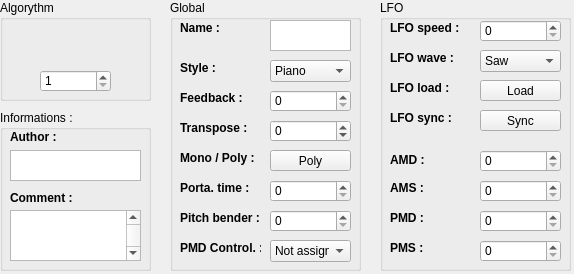
Above: interface/qvoice.ui from LasDesu/fb01editor before the change. Below: the same form after it.
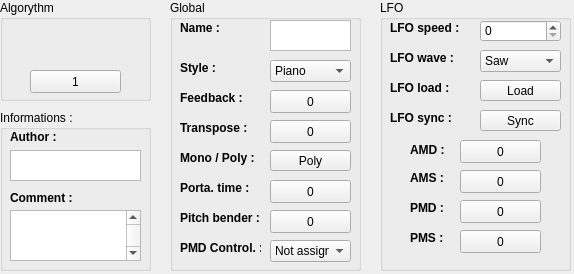
That is the form after the change. Icons and pictures are not drawn. Custom widgets are drawn as their Qt base class.

Commit message: -Replacing spnBox by special buttons -Implementing back callbacks -Fixing some old bugs (envelope & messages)

```diff
--- a/interface/qvoice.ui
+++ b/interface/qvoice.ui
@@ -168,25 +168,6 @@
      <number>6</number>
     </property>
    </widget>
-   <widget class="QSpinBox" name="spnBox_feedback">
-    <property name="geometry">
-     <rect>
-      <x>100</x>
-      <y>90</y>
-      <width>81</width>
-      <height>22</height>
-     </rect>
-    </property>
-    <property name="minimum">
-     <number>0</number>
-    </property>
-    <property name="maximum">
-     <number>7</number>
-    </property>
-    <property name="value">
-     <number>0</number>
-    </property>
-   </widget>
    <widget class="QLabel" name="lbl_feedback">
     <property name="geometry">
      <rect>
@@ -206,25 +187,6 @@
      <string>Feedback :</string>
     </property>
    </widget>
-   <widget class="QSpinBox" name="spnBox_trans">
-    <property name="geometry">
-     <rect>
-      <x>100</x>
-      <y>120</y>
-      <width>81</width>
-      <height>22</height>
-     </rect>
-    </property>
-    <property name="minimum">
-     <number>-128</number>
-    </property>
-    <property name="maximum">
-     <number>127</number>
-    </property>
-    <property name="value">
-     <number>0</number>
-    </property>
-   </widget>
    <widget class="QLabel" name="lbl_trans">
     <property name="geometry">
      <rect>
@@ -320,19 +282,6 @@
      <string>Mono / Poly :</string>
     </property>
    </widget>
-   <widget class="QSpinBox" name="spnBox_pitch">
-    <property name="geometry">
-     <rect>
-      <x>100</x>
-      <y>210</y>
-      <width>81</width>
-      <height>22</height>
-     </rect>
-    </property>
-    <property name="maximum">
-     <number>12</number>
-    </property>
-   </widget>
    <widget class="QPushButton" name="pshBut_poly">
     <property name="geometry">
      <rect>
@@ -384,17 +333,80 @@
      </property>
     </item>
    </widget>
-   <widget class="QSpinBox" name="spnBox_porta">
+   <widget class="QButton" name="but_feedback">
+    <property name="geometry">
+     <rect>
+      <x>100</x>
+      <y>90</y>
+      <width>81</width>
+      <height>23</height>
+     </rect>
+    </property>
+    <property name="baseSize">
+     <size>
+      <width>0</width>
+      <height>7</height>
+     </size>
+    </property>
+    <property name="text">
+     <string>0</string>
+    </property>
+   </widget>
+   <widget class="QButton" name="but_transpose">
+    <property name="geometry">
+     <rect>
+      <x>100</x>
+      <y>120</y>
+      <width>81</width>
+      <height>23</height>
+     </rect>
+    </property>
+    <property name="baseSize">
+     <size>
+      <width>128</width>
+      <height>127</height>
+     </size>
+    </property>
+    <property name="text">
+     <string>0</string>
+    </property>
+   </widget>
+   <widget class="QButton" name="but_porta">
     <property name="geometry">
      <rect>
       <x>100</x>
       <y>180</y>
       <width>81</width>
-      <height>22</height>
+      <height>23</height>
      </rect>
     </property>
-    <property name="maximum">
-     <number>127</number>
+    <property name="baseSize">
+     <size>
+      <width>0</width>
+      <height>127</height>
+     </size>
+    </property>
+    <property name="text">
+     <string>0</string>
+    </property>
+   </widget>
+   <widget class="QButton" name="but_pitch">
+    <property name="geometry">
+     <rect>
+      <x>100</x>
+      <y>210</y>
+      <width>81</width>
+      <height>23</height>
+     </rect>
+    </property>
+    <property name="baseSize">
+     <size>
+      <width>0</width>
+      <height>12</height>
+     </size>
+    </property>
+    <property name="text">
+     <string>0</string>
     </property>
    </widget>
   </widget>
@@ -426,23 +438,23 @@
      <pixmap>:/imgs/algo1.bmp</pixmap>
     </property>
    </widget>
-   <widget class="QSpinBox" name="spnBox_algo">
+   <widget class="QButton" name="but_algo">
     <property name="geometry">
      <rect>
-      <x>40</x>
+      <x>30</x>
       <y>70</y>
-      <width>71</width>
-      <height>22</height>
+      <width>91</width>
+      <height>23</height>
      </rect>
     </property>
-    <property name="minimum">
-     <number>1</number>
+    <property name="baseSize">
+     <size>
+      <width>1</width>
+      <height>8</height>
+     </size>
     </property>
-    <property name="maximum">
-     <number>8</number>
-    </property>
-    <property name="value">
-     <number>1</number>
+    <property name="text">
+     <string>1</string>
     </property>
    </widget>
   </widget>
@@ -458,25 +470,6 @@
    <property name="title">
     <string>LFO</string>
    </property>
-   <widget class="QSpinBox" name="spnBox_PMD">
-    <property name="geometry">
-     <rect>
-      <x>100</x>
-      <y>210</y>
-      <width>81</width>
-      <height>22</height>
-     </rect>
-    </property>
-    <property name="minimum">
-     <number>0</number>
-    </property>
-    <property name="maximum">
-     <number>127</number>
-    </property>
-    <property name="value">
-     <number>0</number>
-    </property>
-   </widget>
    <widget class="QLabel" name="lbl_LFOwave">
     <property name="geometry">
      <rect>
@@ -496,25 +489,6 @@
      <string>LFO wave :</string>
     </property>
    </widget>
-   <widget class="QSpinBox" name="spnBox_AMD">
-    <property name="geometry">
-     <rect>
-      <x>100</x>
-      <y>150</y>
-      <width>81</width>
-      <height>22</height>
-     </rect>
-    </property>
-    <property name="minimum">
-     <number>0</number>
-    </property>
-    <property name="maximum">
-     <number>127</number>
-    </property>
-    <property name="value">
-     <number>0</number>
-    </property>
-   </widget>
    <widget class="QComboBox" name="cmbBox_LFOwave">
     <property name="geometry">
      <rect>
@@ -548,9 +522,9 @@
    <widget class="QLabel" name="lbl_AMD">
     <property name="geometry">
      <rect>
-      <x>10</x>
-      <y>150</y>
-      <width>81</width>
+      <x>30</x>
+      <y>140</y>
+      <width>41</width>
       <height>20</height>
      </rect>
     </property>
@@ -567,9 +541,9 @@
    <widget class="QLabel" name="lbl_PMD">
     <property name="geometry">
      <rect>
-      <x>10</x>
-      <y>210</y>
-      <width>81</width>
+      <x>30</x>
+      <y>200</y>
+      <width>41</width>
       <height>16</height>
      </rect>
     </property>
@@ -621,50 +595,12 @@
      <string>LFO speed :</string>
     </property>
    </widget>
-   <widget class="QSpinBox" name="spnBox_PMS">
-    <property name="geometry">
-     <rect>
-      <x>100</x>
-      <y>240</y>
-      <width>81</width>
-      <height>22</height>
-     </rect>
-    </property>
-    <property name="minimum">
-     <number>0</number>
-    </property>
-    <property name="maximum">
-     <number>7</number>
-    </property>
-    <property name="value">
-     <number>0</number>
-    </property>
-   </widget>
-   <widget class="QSpinBox" name="spnBox_AMS">
-    <property name="geometry">
-     <rect>
-      <x>100</x>
-      <y>180</y>
-      <width>81</width>
-      <height>22</height>
-     </rect>
-    </property>
-    <property name="minimum">
-     <number>0</number>
-    </property>
-    <property name="maximum">
-     <number>3</number>
-    </property>
-    <property name="value">
-     <number>0</number>
-    </property>
-   </widget>
    <widget class="QLabel" name="lbl_AMS">
     <property name="geometry">
      <rect>
-      <x>10</x>
-      <y>180</y>
-      <width>81</width>
+      <x>30</x>
+      <y>170</y>
+      <width>41</width>
       <height>16</height>
      </rect>
     </property>
@@ -681,9 +617,9 @@
    <widget class="QLabel" name="lbl_PMS">
     <property name="geometry">
      <rect>
-      <x>10</x>
-      <y>240</y>
-      <width>81</width>
+      <x>30</x>
+      <y>230</y>
+      <width>41</width>
       <height>16</height>
      </rect>
     </property>
@@ -767,6 +703,82 @@
      <bool>true</bool>
     </property>
    </widget>
+   <widget class="QButton" name="but_AMD">
+    <property name="geometry">
+     <rect>
+      <x>80</x>
+      <y>140</y>
+      <width>81</width>
+      <height>23</height>
+     </rect>
+    </property>
+    <property name="baseSize">
+     <size>
+      <width>0</width>
+      <height>127</height>
+     </size>
+    </property>
+    <property name="text">
+     <string>0</string>
+    </property>
+   </widget>
+   <widget class="QButton" name="but_AMS">
+    <property name="geometry">
+     <rect>
+      <x>80</x>
+      <y>170</y>
+      <width>81</width>
+      <height>23</height>
+     </rect>
+    </property>
+    <property name="baseSize">
+     <size>
+      <width>0</width>
+      <height>3</height>
+     </size>
+    </property>
+    <property name="text">
+     <string>0</string>
+    </property>
+   </widget>
+   <widget class="QButton" name="but_PMD">
+    <property name="geometry">
+     <rect>
+      <x>80</x>
+      <y>200</y>
+      <width>81</width>
+      <height>23</height>
+     </rect>
+    </property>
+    <property name="baseSize">
+     <size>
+      <width>0</width>
+      <height>127</height>
+     </size>
+    </property>
+    <property name="text">
+     <string>0</string>
+    </property>
+   </widget>
+   <widget class="QButton" name="but_PMS">
+    <property name="geometry">
+     <rect>
+      <x>80</x>
+      <y>230</y>
+      <width>81</width>
+      <height>23</height>
+     </rect>
+    </property>
+    <property name="baseSize">
+     <size>
+      <width>0</width>
+      <height>7</height>
+     </size>
+    </property>
+    <property name="text">
+     <string>0</string>
+    </property>
+   </widget>
   </widget>
   <widget class="QGroupBox" name="groupBox">
    <property name="geometry">
@@ -858,6 +870,13 @@
    </widget>
   </widget>
  </widget>
+ <customwidgets>
+  <customwidget>
+   <class>QButton</class>
+   <extends>QPushButton</extends>
+   <header>interface/qbutton.h</header>
+  </customwidget>
+ </customwidgets>
  <resources/>
  <connections/>
 </ui>
```
The commit also changes 29 other files.
